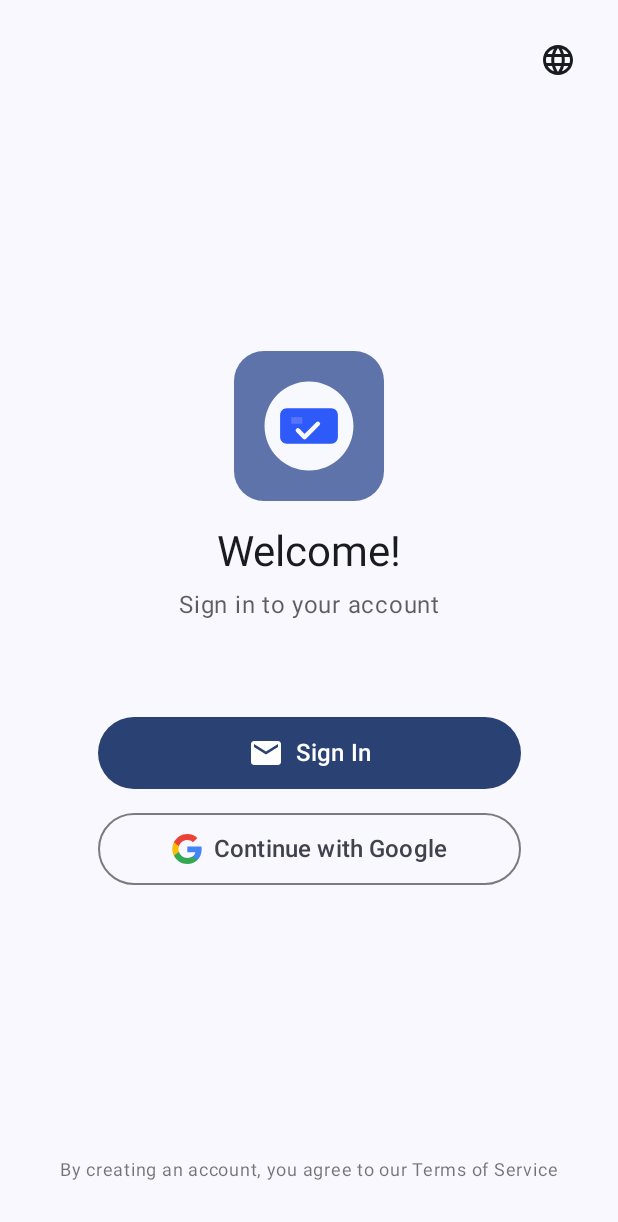
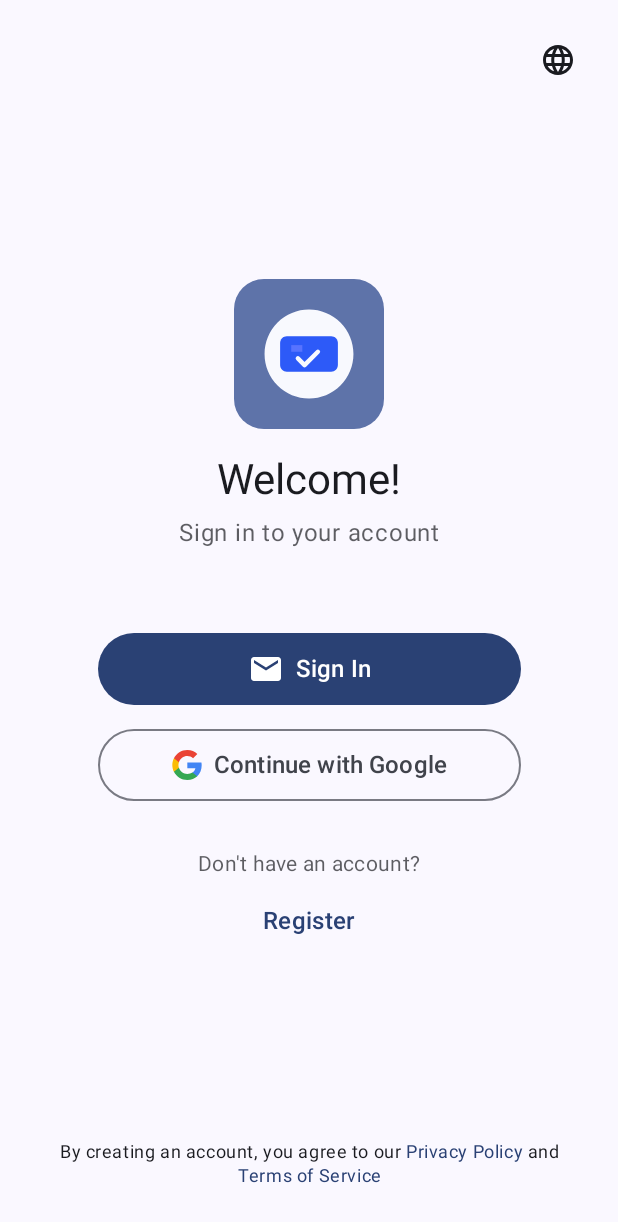
Before and after one commit to DennizCann/Substracktion, an Android app built with Jetpack Compose: the AuthScreen screen opened through its navigation route, on a phone screen of 412 x 824 dp. Shown: the top 1222 px of the screen. Run offline under Robolectric (Android 15) with nearby library versions, the phone set to English and light mode, and no system bars; our stand-ins replace Firebase (no records; nobody signed in at launch, a user with empty details on screens opened directly).

Commit message:
second commit

```diff
--- a/app/src/main/java/com/denizcan/substracktion/navigation/NavGraph.kt
+++ b/app/src/main/java/com/denizcan/substracktion/navigation/NavGraph.kt
@@ -1,6 +1,10 @@
 package com.denizcan.substracktion.navigation
 
 import androidx.compose.runtime.Composable
+import androidx.compose.runtime.getValue
+import androidx.compose.runtime.setValue
+import androidx.compose.runtime.mutableStateOf
+import androidx.compose.runtime.saveable.rememberSaveable
 import androidx.navigation.NavHostController
 import androidx.navigation.compose.NavHost
 import androidx.navigation.compose.composable
@@ -54,6 +58,8 @@ fun NavGraph(
         }
 
         composable(Screen.Auth.route) {
+            var showPrivacyPolicy by rememberSaveable { mutableStateOf(false) }
+
             AuthScreen(
                 onEmailSignIn = {
                     navController.navigate(Screen.EmailSignIn.route)
@@ -64,8 +70,16 @@ fun NavGraph(
                 },
                 language = language,
                 onLanguageChange = { viewModel.setLanguage(it) },
-                viewModel = viewModel
+                viewModel = viewModel,
+                onShowPrivacyPolicy = { showPrivacyPolicy = true }
             )
+
+            if (showPrivacyPolicy) {
+                PrivacyPolicyDialog(
+                    onDismiss = { showPrivacyPolicy = false },
+                    language = language
+                )
+            }
         }
 
         composable(Screen.EmailSignIn.route) {
--- a/app/src/main/java/com/denizcan/substracktion/screens/AuthScreen.kt
+++ b/app/src/main/java/com/denizcan/substracktion/screens/AuthScreen.kt
@@ -35,6 +35,8 @@ import androidx.compose.ui.Alignment
 import androidx.compose.ui.Modifier
 import androidx.compose.ui.graphics.Color
 import androidx.compose.ui.res.painterResource
+import androidx.compose.ui.text.SpanStyle
+import androidx.compose.ui.text.buildAnnotatedString
 import androidx.compose.ui.text.style.TextAlign
 import androidx.compose.ui.unit.dp
 import androidx.compose.ui.unit.sp
@@ -43,6 +45,8 @@ import androidx.compose.ui.platform.LocalConfiguration
 import androidx.compose.ui.platform.LocalDensity
 import androidx.compose.material3.AlertDialog
 import androidx.compose.material3.IconButton
+import androidx.compose.material3.TextButton
+import androidx.compose.ui.text.withStyle
 import com.denizcan.substracktion.util.Language
 import com.denizcan.substracktion.util.UiText
 import com.denizcan.substracktion.viewmodel.AppViewModel
@@ -54,7 +58,8 @@ fun AuthScreen(
     onRegister: () -> Unit,
     language: Language,
     onLanguageChange: (Language) -> Unit,
-    viewModel: AppViewModel
+    viewModel: AppViewModel,
+    onShowPrivacyPolicy: () -> Unit
 ) {
     var showContent by remember { mutableStateOf(false) }
     var showLanguageDialog by remember { mutableStateOf(false) }
@@ -153,14 +158,35 @@ fun AuthScreen(
         )
 
         // Alt bilgi metni
-        Text(
-            text = text.termsOfService,
-            color = MaterialTheme.colorScheme.onSurface.copy(alpha = 0.6f),
-            fontSize = 12.sp,
+        Row(
             modifier = Modifier
                 .align(Alignment.BottomCenter)
-                .padding(bottom = 16.dp)
-        )
+                .padding(bottom = 16.dp),
+            horizontalArrangement = Arrangement.Center
+        ) {
+            val privacyText = remember(language) { UiText.getPrivacyPolicyText(language) }
+
+            Text(
+                text = buildAnnotatedString {
+                    append(text.byCreatingAccount)
+                    append(" ")
+                    withStyle(SpanStyle(color = MaterialTheme.colorScheme.primary)) {
+                        append(privacyText.privacyPolicy)
+                    }
+                    append(" ")
+                    append(privacyText.and)
+                    append(" ")
+                    withStyle(SpanStyle(color = MaterialTheme.colorScheme.primary)) {
+                        append(privacyText.termsOfService)
+                    }
+                },
+                style = MaterialTheme.typography.bodySmall,
+                textAlign = TextAlign.Center,
+                modifier = Modifier
+                    .clickable { onShowPrivacyPolicy() }
+                    .padding(horizontal = 16.dp)
+            )
+        }
     }
 }
 
@@ -288,6 +314,29 @@ private fun AnimatedAuthContent(
                 }
             }
 
+            // Google Butonu'ndan sonra ekleyelim
+            Column(
+                horizontalAlignment = Alignment.CenterHorizontally,
+                modifier = Modifier.padding(top = 16.dp)
+            ) {
+                Text(
+                    text = text.dontHaveAccount,
+                    style = MaterialTheme.typography.bodyMedium,
+                    color = MaterialTheme.colorScheme.onBackground.copy(alpha = 0.7f)
+                )
+
+                TextButton(
+                    onClick = onRegister,
+                    modifier = Modifier.padding(top = 4.dp)
+                ) {
+                    Text(
+                        text = text.register,
+                        style = MaterialTheme.typography.titleMedium,
+                        color = MaterialTheme.colorScheme.primary
+                    )
+                }
+            }
+
             Spacer(modifier = Modifier.weight(0.3f))
         }
     }
--- a/app/src/main/java/com/denizcan/substracktion/util/UiText.kt
+++ b/app/src/main/java/com/denizcan/substracktion/util/UiText.kt
@@ -17,7 +17,8 @@ sealed class UiText {
         val confirmPassword: String,
         val termsOfService: String,
         val selectLanguage: String,
-        val continueWithGoogle: String
+        val continueWithGoogle: String,
+        val byCreatingAccount: String
     )
 
     data class EmailSignInText(
@@ -89,6 +90,15 @@ sealed class UiText {
         val backToHome: String
     )
 
+    data class PrivacyPolicyText(
+        val title: String,
+        val content: String,
+        val ok: String,
+        val privacyPolicy: String,
+        val termsOfService: String,
+        val and: String
+    )
+
     companion object {
         fun getAuthText(language: Language): AuthText {
             return when (language) {
@@ -108,7 +118,8 @@ sealed class UiText {
                     confirmPassword = "Confirm Password",
                     termsOfService = "By creating an account, you agree to our Terms of Service",
                     selectLanguage = "Select Language",
-                    continueWithGoogle = "Continue with Google"
+                    continueWithGoogle = "Continue with Google",
+                    byCreatingAccount = "By creating an account, you agree to our"
                 )
                 Language.TURKISH -> AuthText(
                     signIn = "Giriş Yap",
@@ -126,7 +137,8 @@ sealed class UiText {
                     confirmPassword = "Şifre Tekrar",
                     termsOfService = "Hesap oluşturarak kullanım koşullarını kabul etmiş olursunuz",
                     selectLanguage = "Dil Seçin",
-                    continueWithGoogle = "Google ile devam et"
+                    continueWithGoogle = "Google ile devam et",
+                    byCreatingAccount = "Hesap oluşturarak kabul etmiş olursunuz:"
                 )
             }
         }
@@ -313,5 +325,46 @@ sealed class UiText {
                 )
             }
         }
+
+        fun getPrivacyPolicyText(language: Language): PrivacyPolicyText {
+            return when (language) {
+                Language.ENGLISH -> PrivacyPolicyText(
+                    title = "Privacy & Terms",
+                    content = """
+                        We only collect essential information:
+                        • Email for authentication
+                        • Subscription data you provide
+
+                        Your data is:
+                        • Stored securely
+                        • Never shared with third parties
+                        • Only used to provide service
+                        • Deletable upon request
+                    """.trimIndent(),
+                    ok = "OK",
+                    privacyPolicy = "Privacy Policy",
+                    termsOfService = "Terms of Service",
+                    and = "and"
+                )
+                Language.TURKISH -> PrivacyPolicyText(
+                    title = "Gizlilik ve Koşullar",
+                    content = """
+                        Sadece gerekli bilgileri topluyoruz:
+                        • Kimlik doğrulama için e-posta
+                        • Sizin girdiğiniz abonelik verileri
+
+                        Verileriniz:
+                        • Güvenle saklanır
+                        • Üçüncü taraflarla paylaşılmaz
+                        • Sadece hizmet sunmak için kullanılır
+                        • İsteğiniz üzerine silinebilir
+                    """.trimIndent(),
+                    ok = "Tamam",
+                    privacyPolicy = "Gizlilik Politikası",
+                    termsOfService = "Kullanım Koşulları",
+                    and = "ve"
+                )
+            }
+        }
     }
 }
```
Also changed, not shown: app/src/main/java/com/denizcan/substracktion/screens/PrivacyPolicyDialog.kt (added, +39 -0 lines).
